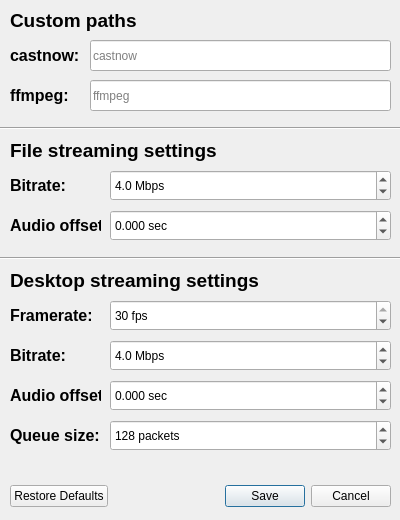
Rafostar/castnow-gui, file src/configwindow.ui: the form before one commit.
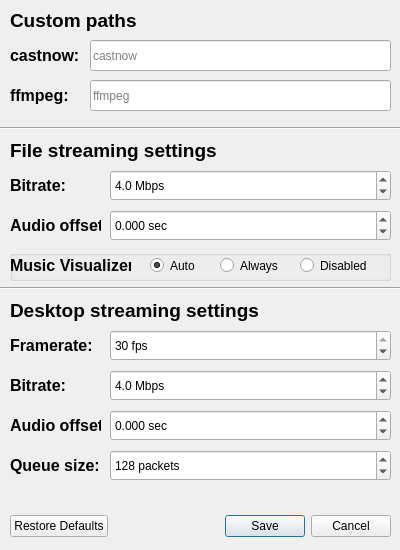
The form after the commit.

Commit message: Added visualizer related config

```diff
--- a/src/configwindow.ui
+++ b/src/configwindow.ui
@@ -7,19 +7,19 @@
     <x>0</x>
     <y>0</y>
     <width>400</width>
-    <height>520</height>
+    <height>550</height>
    </rect>
   </property>
   <property name="minimumSize">
    <size>
     <width>400</width>
-    <height>520</height>
+    <height>550</height>
    </size>
   </property>
   <property name="maximumSize">
    <size>
     <width>400</width>
-    <height>520</height>
+    <height>550</height>
    </size>
   </property>
   <property name="windowTitle">
@@ -29,7 +29,7 @@
    <property name="geometry">
     <rect>
      <x>10</x>
-     <y>480</y>
+     <y>510</y>
      <width>381</width>
      <height>32</height>
     </rect>
@@ -156,7 +156,7 @@
    <property name="geometry">
     <rect>
      <x>10</x>
-     <y>260</y>
+     <y>290</y>
      <width>381</width>
      <height>41</height>
     </rect>
@@ -177,7 +177,7 @@
    <property name="geometry">
     <rect>
      <x>10</x>
-     <y>340</y>
+     <y>370</y>
      <width>61</width>
      <height>31</height>
     </rect>
@@ -197,7 +197,7 @@
    <property name="geometry">
     <rect>
      <x>110</x>
-     <y>340</y>
+     <y>370</y>
      <width>281</width>
      <height>31</height>
     </rect>
@@ -243,7 +243,7 @@
    <property name="geometry">
     <rect>
      <x>10</x>
-     <y>300</y>
+     <y>330</y>
      <width>81</width>
      <height>31</height>
     </rect>
@@ -263,7 +263,7 @@
    <property name="geometry">
     <rect>
      <x>110</x>
-     <y>300</y>
+     <y>330</y>
      <width>281</width>
      <height>31</height>
     </rect>
@@ -285,7 +285,7 @@
    <property name="geometry">
     <rect>
      <x>10</x>
-     <y>380</y>
+     <y>410</y>
      <width>91</width>
      <height>31</height>
     </rect>
@@ -305,7 +305,7 @@
    <property name="geometry">
     <rect>
      <x>110</x>
-     <y>380</y>
+     <y>410</y>
      <width>281</width>
      <height>31</height>
     </rect>
@@ -336,7 +336,7 @@
    <property name="geometry">
     <rect>
      <x>10</x>
-     <y>420</y>
+     <y>450</y>
      <width>91</width>
      <height>31</height>
     </rect>
@@ -356,7 +356,7 @@
    <property name="geometry">
     <rect>
      <x>110</x>
-     <y>420</y>
+     <y>450</y>
      <width>281</width>
      <height>31</height>
     </rect>
@@ -378,7 +378,7 @@
    <property name="geometry">
     <rect>
      <x>0</x>
-     <y>250</y>
+     <y>280</y>
      <width>401</width>
      <height>16</height>
     </rect>
@@ -530,6 +530,90 @@
     <double>0.000000000000000</double>
    </property>
   </widget>
+  <widget class="QGroupBox" name="VisualizerGroupBox">
+   <property name="geometry">
+    <rect>
+     <x>10</x>
+     <y>250</y>
+     <width>381</width>
+     <height>31</height>
+    </rect>
+   </property>
+   <property name="title">
+    <string/>
+   </property>
+   <widget class="QRadioButton" name="visAutoRadioButton">
+    <property name="geometry">
+     <rect>
+      <x>140</x>
+      <y>0</y>
+      <width>61</width>
+      <height>31</height>
+     </rect>
+    </property>
+    <property name="focusPolicy">
+     <enum>Qt::NoFocus</enum>
+    </property>
+    <property name="text">
+     <string>Auto</string>
+    </property>
+    <property name="checked">
+     <bool>true</bool>
+    </property>
+   </widget>
+   <widget class="QRadioButton" name="visAlwaysRadioButton">
+    <property name="geometry">
+     <rect>
+      <x>210</x>
+      <y>0</y>
+      <width>81</width>
+      <height>31</height>
+     </rect>
+    </property>
+    <property name="focusPolicy">
+     <enum>Qt::NoFocus</enum>
+    </property>
+    <property name="text">
+     <string>Always</string>
+    </property>
+   </widget>
+   <widget class="QRadioButton" name="visDisabledRadioButton">
+    <property name="geometry">
+     <rect>
+      <x>290</x>
+      <y>0</y>
+      <width>91</width>
+      <height>31</height>
+     </rect>
+    </property>
+    <property name="focusPolicy">
+     <enum>Qt::NoFocus</enum>
+    </property>
+    <property name="text">
+     <string>Disabled</string>
+    </property>
+   </widget>
+   <widget class="QLabel" name="VisualizerLabel">
+    <property name="geometry">
+     <rect>
+      <x>0</x>
+      <y>0</y>
+      <width>121</width>
+      <height>31</height>
+     </rect>
+    </property>
+    <property name="font">
+     <font>
+      <pointsize>12</pointsize>
+      <weight>75</weight>
+      <bold>true</bold>
+     </font>
+    </property>
+    <property name="text">
+     <string>Music Visualizer:</string>
+    </property>
+   </widget>
+  </widget>
  </widget>
  <resources/>
  <connections>
```
